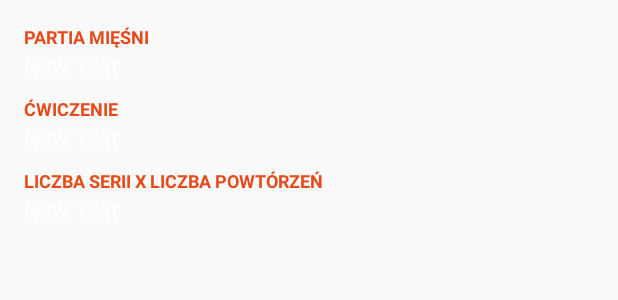
After one commit to Kamil-H/gym_assistant, an Android app: the layout dialog_exercise.xml on its own in the app's theme, with its tools: preview values and no code run, on a phone screen of 412 x 824 dp. The commit adds this screen. Shown: the top 300 px of the screen. Run offline under Robolectric (Android 15) with nearby library versions, the phone set to English and light mode, and no system bars.

Commit message:
Przebudowa kreatora dodawania nowego planu

```diff
--- a/app/src/main/java/com/gymassistant/Fragments/TrainingFragment.java
+++ b/app/src/main/java/com/gymassistant/Fragments/TrainingFragment.java
@@ -24,7 +24,7 @@ public class TrainingFragment extends Fragment {
     @Override
     public View onCreateView(LayoutInflater inflater, ViewGroup container, Bundle savedInstanceState) {
 
-        int i = 1;
+        int i = 0;
 
         if (i == 0){
             view = inflater.inflate(R.layout.empty_state, container, false);
--- a/app/src/main/res/layout/activity_choose_exercises.xml
+++ b/app/src/main/res/layout/activity_choose_exercises.xml
@@ -155,7 +155,7 @@
     </RelativeLayout>
 
     <LinearLayout
-        android:background="@color/colorBackground"
+        android:background="#2a2a2a"
         android:id="@+id/buttons"
         android:layout_width="fill_parent"
         android:layout_height="wrap_content"
@@ -183,7 +183,7 @@
             android:layout_weight="1"
             android:layout_height="match_parent"
             android:layout_marginTop="1dp"
-            android:text="@string/next_button"
+            android:text="@string/save_button"
             android:textColor="@color/colorText"
             android:textStyle="bold"
             android:background="@color/colorCard"/>
--- /dev/null
+++ b/app/src/main/res/layout/dialog_exercise.xml
@@ -0,0 +1,70 @@
+<?xml version="1.0" encoding="utf-8"?>
+<RelativeLayout
+    xmlns:android="http://schemas.android.com/apk/res/android"
+    android:orientation="vertical"
+    android:layout_width="match_parent"
+    android:layout_height="match_parent"
+    android:padding="@dimen/activity_horizontal_margin">
+
+    <TextView
+        android:layout_width="wrap_content"
+        android:layout_height="wrap_content"
+        android:text="@string/muscle_group"
+        android:id="@+id/textView12"
+        android:layout_alignParentTop="true"
+        android:layout_alignParentLeft="true"
+        android:layout_alignParentStart="true"
+        style="@style/titleTextSmall"/>
+
+    <TextView
+        android:layout_width="wrap_content"
+        android:layout_height="wrap_content"
+        android:text="New Text"
+        android:id="@+id/muscleGroupTextView"
+        android:layout_below="@+id/textView12"
+        android:layout_alignParentLeft="true"
+        android:layout_alignParentStart="true"
+        android:textSize="15sp"/>
+
+    <TextView
+        android:layout_width="wrap_content"
+        android:layout_height="wrap_content"
+        android:text="@string/exercise"
+        android:id="@+id/textView17"
+        android:layout_below="@+id/muscleGroupTextView"
+        android:layout_alignParentLeft="true"
+        android:layout_alignParentStart="true"
+        style="@style/titleTextSmall"
+        android:layout_marginTop="10dp"/>
+
+    <TextView
+        android:layout_width="wrap_content"
+        android:layout_height="wrap_content"
+        android:text="New Text"
+        android:id="@+id/exerciseTextView"
+        android:layout_below="@+id/textView17"
+        android:layout_alignParentLeft="true"
+        android:layout_alignParentStart="true"
+        android:textSize="15sp"/>
+
+    <TextView
+        android:layout_width="wrap_content"
+        android:layout_height="wrap_content"
+        android:text="@string/series_count_x_repeats_count"
+        android:id="@+id/textView19"
+        android:layout_below="@+id/exerciseTextView"
+        android:layout_alignParentLeft="true"
+        android:layout_alignParentStart="true"
+        style="@style/titleTextSmall"
+        android:layout_marginTop="10dp" />
+
+    <TextView
+        android:layout_width="wrap_content"
+        android:layout_height="wrap_content"
+        android:text="New Text"
+        android:id="@+id/seriesRepeatsTextView"
+        android:layout_below="@+id/textView19"
+        android:layout_alignParentLeft="true"
+        android:layout_alignParentStart="true"
+        android:textSize="15sp" />
+</RelativeLayout>
--- a/app/src/main/res/layout/dialog_universal.xml
+++ b/app/src/main/res/layout/dialog_universal.xml
@@ -21,7 +21,8 @@
             android:layout_width="match_parent"
             android:layout_height="wrap_content"
             android:inputType="numberDecimal"
-            android:textColor="@color/colorText"/>
+            android:textColor="@color/colorText"
+            style="@style/editTextStyle"/>
 
     </android.support.design.widget.TextInputLayout>
 
@@ -39,7 +40,8 @@
             android:id="@+id/dateEditText"
             android:layout_width="match_parent"
             android:layout_height="wrap_content"
-            android:textColor="@color/colorText"/>
+            android:textColor="@color/colorText"
+            style="@style/editTextStyle"/>
 
     </android.support.design.widget.TextInputLayout>
 
--- a/app/src/main/res/values/strings.xml
+++ b/app/src/main/res/values/strings.xml
@@ -73,4 +73,16 @@
     <string name="series_number">numer serii</string>
     <string name="repeats_number">liczba powtórzeń</string>
     <string name="load">obciążenie</string>
+    <string name="choose_number_training_days">liczba dni treningowych</string>
+    <string name="choose_existing_plan">wybierz jeden z gotowych planów</string>
+    <string name="create_new_plan">stwórz nowy plan</string>
+    <string name="choose_plan">wybierz jeden z gotowych planów</string>
+    <string name="set_start_date">data rozpoczęcia treningu</string>
+    <string name="set_end_date">czas trwania treningu (w dniach)</string>
+    <string name="day">dzień %1$d</string>
+    <string name="muscle_group">partia mięśni</string>
+    <string name="exercise">ćwiczenie</string>
+    <string name="series_count_x_repeats_count">liczba serii x liczba powtórzeń</string>
+    <string name="summary">podsumowanie</string>
+    <string name="series_x_repeats">%1$d x %2$d</string>
 </resources>
```
Also changed, not shown: app/src/main/java/com/gymassistant/Activities/ChooseExercises.java (+47 -1 lines), app/src/main/java/com/gymassistant/Fragments/WizardFragments/FirstPage.java (+45 -36 lines), app/src/main/java/com/gymassistant/Fragments/WizardFragments/SecondPage.java (+16 -13 lines), app/src/main/java/com/gymassistant/Models/TrainingPlanExercise.java (added, +50 -0 lines), app/src/main/java/com/gymassistant/RecyclerView/TrainingPlanAdapter.java (+7 -14 lines), app/src/main/java/com/gymassistant/WizardActivity.java (+5 -5 lines), app/src/main/res/layout/fragment_page_first.xml (+130 -131 lines).
